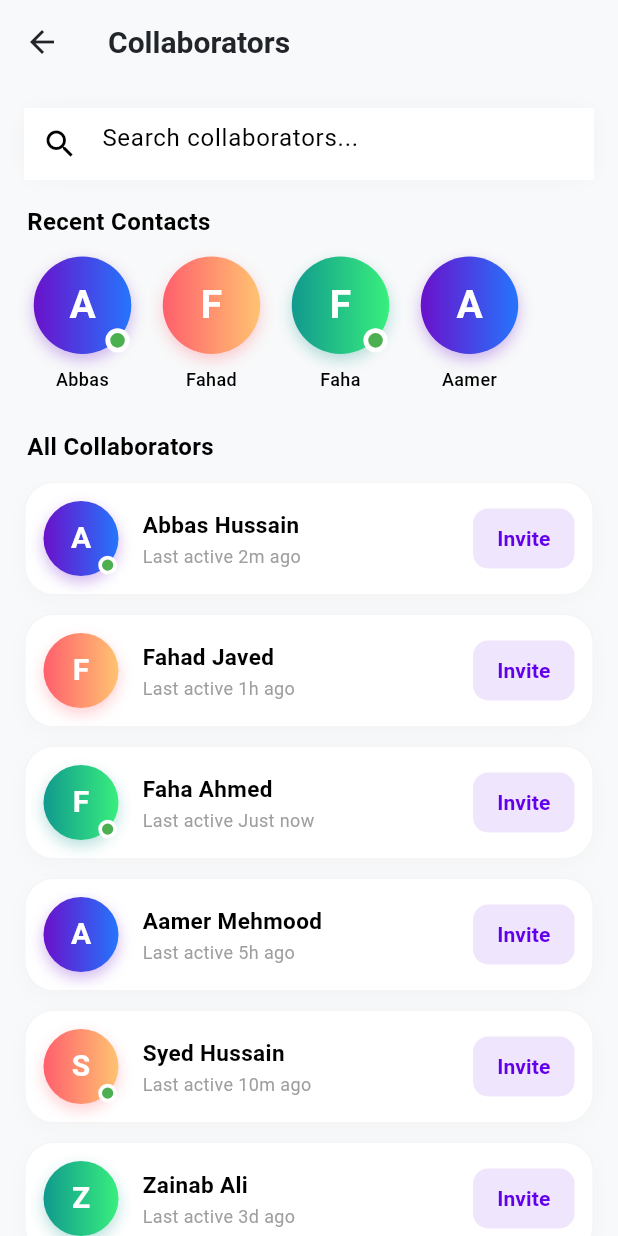
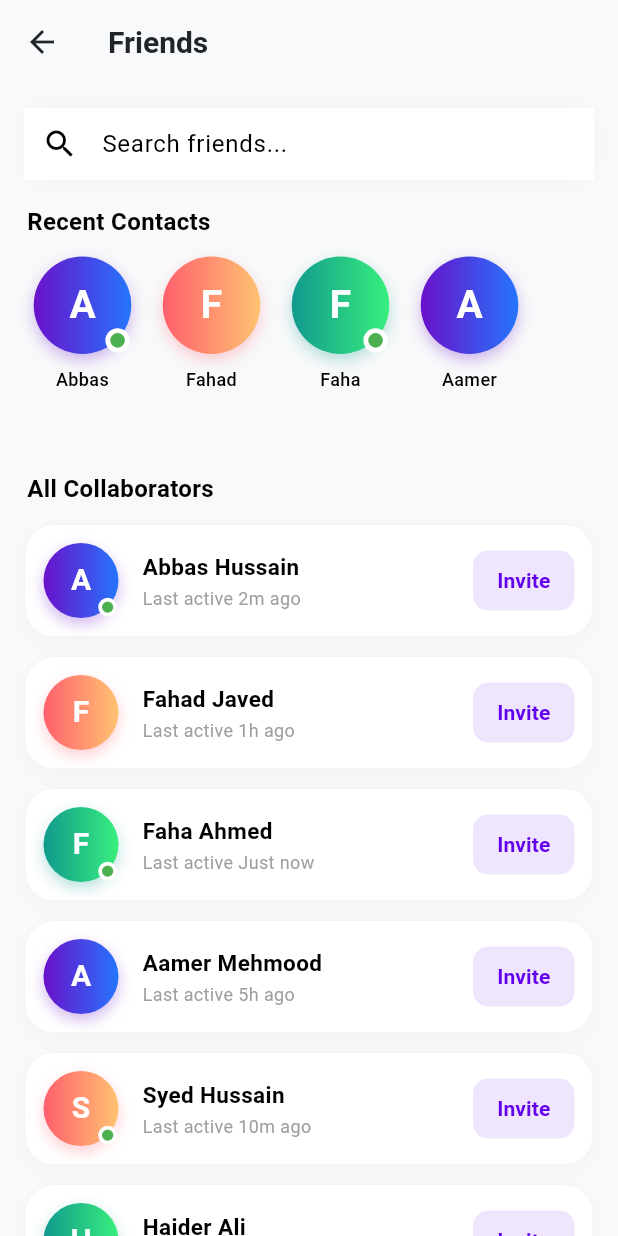
Before and after one commit to SMAbbasHussain/InkLink, a Flutter app: the FriendsScreen screen opened directly, on a phone screen of 412 x 824 dp. Run offline on Flutter 3.47's test engine with Material 3 defaults, Android fonts, the phone set to English and light mode, and no system bars; our stand-ins replace flutter_bloc; network calls fail.

Commit message:
Minor UI Changes

```diff
--- a/lib/features/friends/view/friends_screen.dart
+++ b/lib/features/friends/view/friends_screen.dart
@@ -23,7 +23,6 @@ class FriendsScreen extends StatefulWidget {
 }
 
 class _FriendsScreenState extends State<FriendsScreen> {
-  // Shared Gradients for the "Glitter" effect
   final List<Gradient> _avatarGradients = [
     const LinearGradient(colors: [Color(0xFF6A11CB), Color(0xFF2575FC)]),
     const LinearGradient(colors: [Color(0xFFFF5F6D), Color(0xFFFFC371)]),
@@ -36,8 +35,7 @@ class _FriendsScreenState extends State<FriendsScreen> {
     Friend(name: "Faha Ahmed", lastActive: "Just now", isOnline: true, gradientIndex: 2),
     Friend(name: "Aamer Mehmood", lastActive: "5h ago", isOnline: false, gradientIndex: 0),
     Friend(name: "Syed Hussain", lastActive: "10m ago", isOnline: true, gradientIndex: 1),
-    Friend(name: "Zainab Ali", lastActive: "3d ago", isOnline: false, gradientIndex: 2),
-    Friend(name: "Omar Farooq", lastActive: "8h ago", isOnline: true, gradientIndex: 0),
+    Friend(name: "Haider Ali", lastActive: "3d ago", isOnline: false, gradientIndex: 2),
   ];
 
   List<Friend> get _recentFriends => _allFriends.take(4).toList();
@@ -66,18 +64,28 @@ class _FriendsScreenState extends State<FriendsScreen> {
     final bool isSearching = _searchController.text.isNotEmpty;
 
     return Scaffold(
-      appBar: AppBar(title: const Text("Collaborators")),
-      body: Column(
-        crossAxisAlignment: CrossAxisAlignment.start,
-        children: [
-          Padding(
+      appBar: AppBar(title: const Text("Friends")),
+      // CustomScrollView allows the headers and the list to scroll together
+      body: CustomScrollView(
+        slivers: [
+          // 1. Search Bar (Sliver)
+          SliverToBoxAdapter(
+            child: Padding(
               padding: const EdgeInsets.all(16.0),
               child: _buildSearchBar(isDark),
             ),
-          if (!isSearching) ...[
+          ),
+
+          // 2. Recent Contacts Section (Sliver)
+          if (!isSearching)
+            SliverToBoxAdapter(
+              child: Column(
+                crossAxisAlignment: CrossAxisAlignment.start,
+                children: [
                   const Padding(
                     padding: EdgeInsets.symmetric(horizontal: 18.0),
-              child: Text("Recent Contacts", style: TextStyle(fontWeight: FontWeight.bold, fontSize: 16)),
+                    child: Text("Recent Contacts",
+                        style: TextStyle(fontWeight: FontWeight.bold, fontSize: 16)),
                   ),
                   const SizedBox(height: 12),
                   SizedBox(
@@ -86,27 +94,45 @@ class _FriendsScreenState extends State<FriendsScreen> {
                       padding: const EdgeInsets.symmetric(horizontal: 12),
                       scrollDirection: Axis.horizontal,
                       itemCount: _recentFriends.length,
-                itemBuilder: (context, index) => _buildRecentItem(_recentFriends[index], isDark),
+                      itemBuilder: (context, index) =>
+                          _buildRecentItem(_recentFriends[index], isDark),
                     ),
                   ),
+                  const SizedBox(height: 16),
                 ],
-          Padding(
-            padding: const EdgeInsets.symmetric(horizontal: 18.0),
+              ),
+            ),
+
+          // 3. Section Header (Sliver)
+          SliverToBoxAdapter(
+            child: Padding(
+              padding: const EdgeInsets.symmetric(horizontal: 18.0, vertical: 12),
               child: Text(
                 isSearching ? "Search Results" : "All Collaborators",
                 style: const TextStyle(fontWeight: FontWeight.bold, fontSize: 16),
               ),
             ),
-          const SizedBox(height: 12),
-          Expanded(
-            child: _filteredFriends.isNotEmpty
-                ? ListView.builder(
+          ),
+
+          // 4. Friends List (SliverList)
+          _filteredFriends.isNotEmpty
+              ? SliverPadding(
                   padding: const EdgeInsets.symmetric(horizontal: 16),
-                    itemCount: _filteredFriends.length,
-                    itemBuilder: (context, index) => _buildFriendCard(context, _filteredFriends[index], isDark),
+                  sliver: SliverList(
+                    delegate: SliverChildBuilderDelegate(
+                      (context, index) =>
+                          _buildFriendCard(context, _filteredFriends[index], isDark),
+                      childCount: _filteredFriends.length,
+                    ),
+                  ),
                 )
-                : _buildEmptyState(),
+              : SliverFillRemaining(
+                  hasScrollBody: false,
+                  child: _buildEmptyState(),
                 ),
+
+          // Add some bottom padding so the last item isn't covered by Nav Bar
+          const SliverToBoxAdapter(child: SizedBox(height: 20)),
         ],
       ),
     );
@@ -124,7 +150,9 @@ class _FriendsScreenState extends State<FriendsScreen> {
             shape: BoxShape.circle,
             boxShadow: [
               BoxShadow(
-                color: (_avatarGradients[friend.gradientIndex] as LinearGradient).colors[0].withOpacity(0.3),
+                color: (_avatarGradients[friend.gradientIndex] as LinearGradient)
+                    .colors[0]
+                    .withOpacity(0.3),
                 blurRadius: 8,
                 offset: const Offset(0, 4),
               )
@@ -194,22 +222,28 @@ class _FriendsScreenState extends State<FriendsScreen> {
         borderRadius: BorderRadius.circular(20),
         border: Border.all(color: isDark ? Colors.white10 : Colors.grey.shade100),
         boxShadow: [
-          BoxShadow(color: Colors.black.withOpacity(isDark ? 0.1 : 0.02), blurRadius: 10, offset: const Offset(0, 4)),
+          BoxShadow(
+              color: Colors.black.withOpacity(isDark ? 0.1 : 0.02),
+              blurRadius: 10,
+              offset: const Offset(0, 4)),
         ],
       ),
       child: Row(
         children: [
-          _buildGlitterAvatar(friend, 50, isDark), // Now uses the same glitter style
+          _buildGlitterAvatar(friend, 50, isDark),
           const SizedBox(width: 16),
           Expanded(
             child: Column(
               crossAxisAlignment: CrossAxisAlignment.start,
               children: [
-                Text(friend.name, style: const TextStyle(fontWeight: FontWeight.bold, fontSize: 15)),
+                Text(friend.name,
+                    style: const TextStyle(fontWeight: FontWeight.bold, fontSize: 15)),
                 const SizedBox(height: 2),
                 Text(
                   "Last active ${friend.lastActive}",
-                  style: TextStyle(fontSize: 12, color: isDark ? Colors.grey.shade400 : Colors.grey.shade500),
+                  style: TextStyle(
+                      fontSize: 12,
+                      color: isDark ? Colors.grey.shade400 : Colors.grey.shade500),
                 ),
               ],
             ),
@@ -230,7 +264,6 @@ class _FriendsScreenState extends State<FriendsScreen> {
     );
   }
 
-  // ... (Search Bar and Empty State remain the same as previous)
   Widget _buildSearchBar(bool isDark) {
     return Container(
       decoration: BoxDecoration(
@@ -242,12 +275,18 @@ class _FriendsScreenState extends State<FriendsScreen> {
         controller: _searchController,
         onChanged: _runFilter,
         decoration: InputDecoration(
-          hintText: "Search collaborators...",
+          hintText: "Search friends...",
           prefixIcon: const Icon(Icons.search),
           suffixIcon: _searchController.text.isNotEmpty
-            ? IconButton(icon: const Icon(Icons.clear), onPressed: () { _searchController.clear(); _runFilter(''); })
+              ? IconButton(
+                  icon: const Icon(Icons.clear),
+                  onPressed: () {
+                    _searchController.clear();
+                    _runFilter('');
+                  })
               : null,
           border: InputBorder.none,
+          contentPadding: const EdgeInsets.symmetric(vertical: 12),
         ),
       ),
     );
```
Lines whose indentation alone changed are shown as unchanged.
